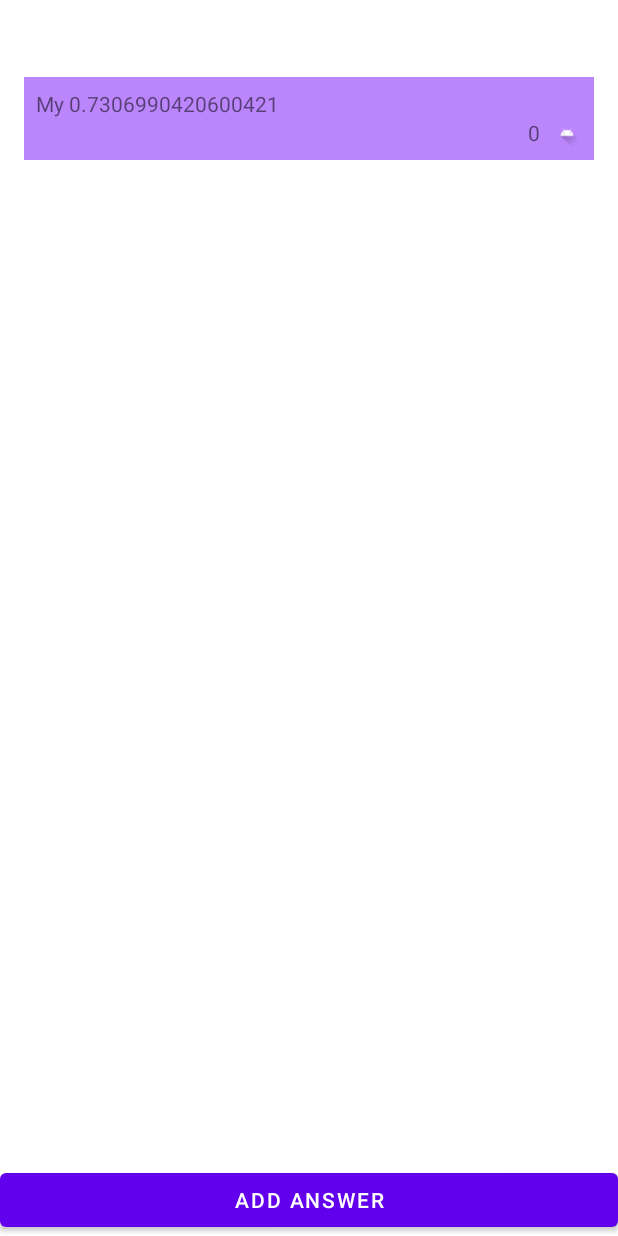
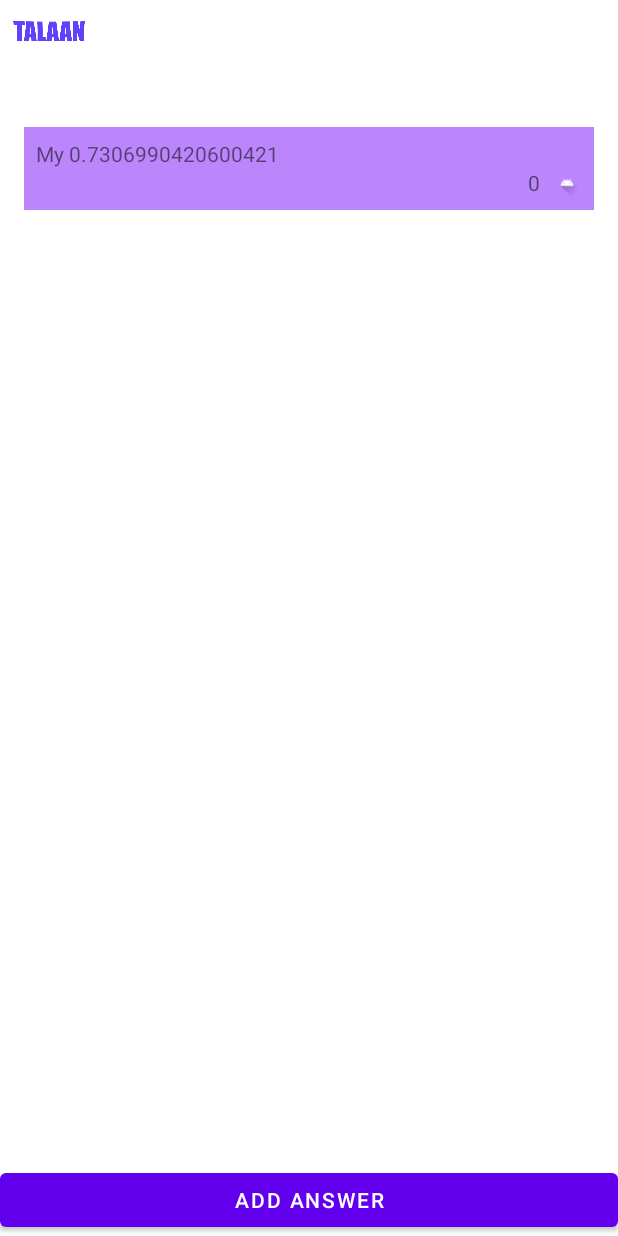
Before and after one commit to JCLabanero/hampas-libro, an Android app: the AnswersActivity screen opened directly, with no data from a screen before it, after a tap on "ADD ANSWER", on a phone screen of 412 x 824 dp. Run offline under Robolectric (Android 15) with nearby library versions, the phone set to English and light mode, and no system bars.

Commit message:
add logo inside app

```diff
--- a/app/src/main/java/com/example/slambookapp/activities/RegisterActivity.java
+++ b/app/src/main/java/com/example/slambookapp/activities/RegisterActivity.java
@@ -34,7 +34,7 @@ public class RegisterActivity extends AppCompatActivity {
         init();
         ConstraintLayout resigterAct = findViewById(R.id.registerAct);
         AnimationDrawable anim = (AnimationDrawable) resigterAct.getBackground();
-        anim.setEnterFadeDuration(5000);
+        anim.setEnterFadeDuration(1000);
         anim.setExitFadeDuration(5000);
         anim.start();
 
--- /dev/null
+++ b/app/src/main/res/drawable/ic_outline_explore.xml
@@ -0,0 +1,5 @@
+<vector android:height="24dp" android:tint="#000000"
+    android:viewportHeight="24" android:viewportWidth="24"
+    android:width="24dp" xmlns:android="http://schemas.android.com/apk/res/android">
+    <path android:fillColor="@android:color/white" android:pathData="M12,2C6.48,2 2,6.48 2,12s4.48,10 10,10 10,-4.48 10,-10S17.52,2 12,2zM12,20c-4.41,0 -8,-3.59 -8,-8s3.59,-8 8,-8 8,3.59 8,8 -3.59,8 -8,8zM6.5,17.5l7.51,-3.49L17.5,6.5 9.99,9.99 6.5,17.5zM12,10.9c0.61,0 1.1,0.49 1.1,1.1s-0.49,1.1 -1.1,1.1 -1.1,-0.49 -1.1,-1.1 0.49,-1.1 1.1,-1.1z"/>
+</vector>
--- a/app/src/main/res/layout/activity_answers.xml
+++ b/app/src/main/res/layout/activity_answers.xml
@@ -6,17 +6,23 @@
     android:layout_height="match_parent"
     android:orientation="vertical"
     tools:context=".activities.AnswersActivity">
-
+    <ImageView
+        android:layout_width="50dp"
+        android:layout_height="25dp"
+        app:srcCompat="@drawable/logo"
+        app:tint="@color/primary"
+        android:layout_marginStart="8dp"
+        android:layout_marginTop="8dp"/>
     <TextView
         android:id="@+id/textViewQuestion"
-        android:layout_width="match_parent"
+        android:layout_width="wrap_content"
         android:layout_height="wrap_content"
         android:text="Who is your crush?"
+        android:gravity="center"
         android:textStyle="bold"
-        android:paddingHorizontal="8dp"
-        android:layout_marginTop="8dp"
-        android:textSize="20sp"/>
-
+        android:textSize="20sp"
+        android:layout_marginStart="16dp"
+        android:layout_marginTop="8dp"/>
     <androidx.recyclerview.widget.RecyclerView
         android:id="@+id/recyclerView"
         android:layout_width="match_parent"
@@ -24,7 +30,6 @@
         android:layout_weight="8"
         android:paddingHorizontal="8dp"
         android:paddingTop="8dp" />
-
     <Button
         android:id="@+id/buttonAdd"
         android:layout_width="match_parent"
--- a/app/src/main/res/layout/activity_register.xml
+++ b/app/src/main/res/layout/activity_register.xml
@@ -38,7 +38,6 @@
         android:inputType="textPassword"
         android:textSize="13sp"
         app:layout_constraintEnd_toEndOf="parent"
-        app:layout_constraintHorizontal_bias="0.609"
         app:layout_constraintStart_toStartOf="parent"
         app:layout_constraintTop_toBottomOf="@+id/editTextPassword" />
 
@@ -71,7 +70,6 @@
         android:inputType="textEmailAddress"
         android:textSize="13sp"
         app:layout_constraintEnd_toEndOf="parent"
-        app:layout_constraintHorizontal_bias="0.585"
         app:layout_constraintStart_toStartOf="parent"
         app:layout_constraintTop_toBottomOf="@+id/editTextFullName" />
 
@@ -80,7 +78,6 @@
         android:layout_width="300dp"
         android:layout_height="150dp"
         app:layout_constraintEnd_toEndOf="parent"
-        app:layout_constraintHorizontal_bias="0.585"
         app:layout_constraintStart_toStartOf="parent"
         app:layout_constraintTop_toBottomOf="@+id/welcome"
         app:srcCompat="@drawable/logo"
@@ -114,7 +111,6 @@
         android:inputType="textPassword"
         android:textSize="13sp"
         app:layout_constraintEnd_toEndOf="parent"
-        app:layout_constraintHorizontal_bias="0.609"
         app:layout_constraintStart_toStartOf="parent"
         app:layout_constraintTop_toBottomOf="@+id/editTextEmailAddress" />
 
@@ -126,7 +122,6 @@
         android:gravity="center"
         app:layout_constraintBottom_toBottomOf="parent"
         app:layout_constraintEnd_toEndOf="parent"
-        app:layout_constraintHorizontal_bias="0.0"
         app:layout_constraintStart_toStartOf="parent">
 
         <TextView
```
Also changed, not shown: app/src/main/res/layout/activity_question.xml (+18 -7 lines).
